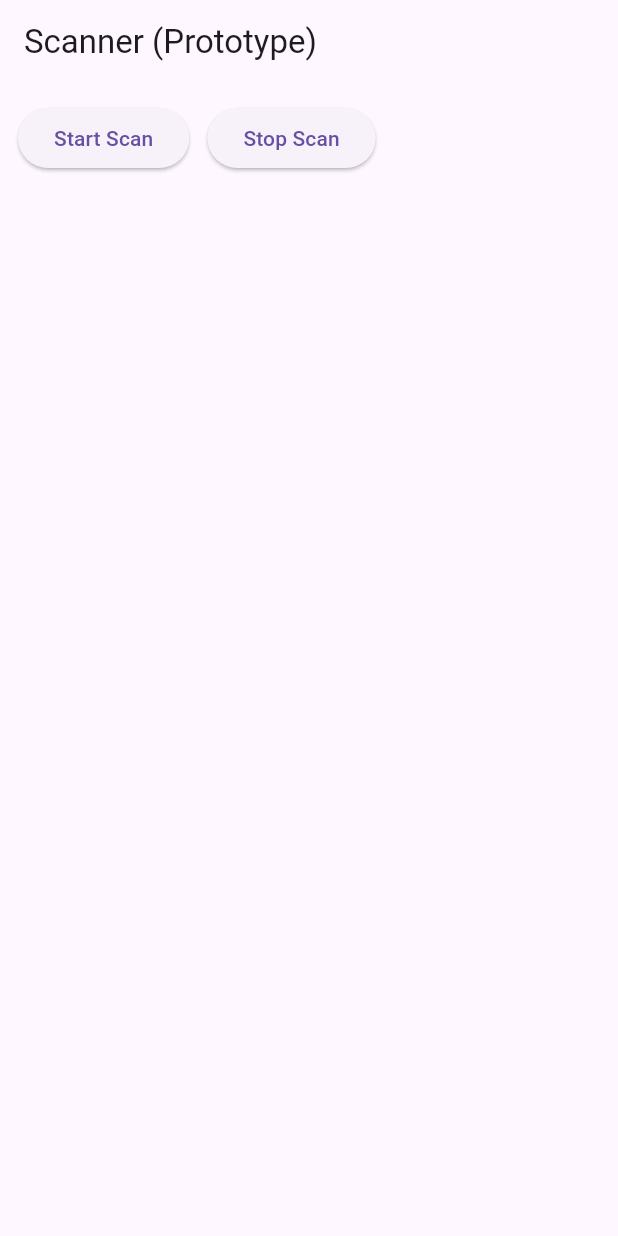
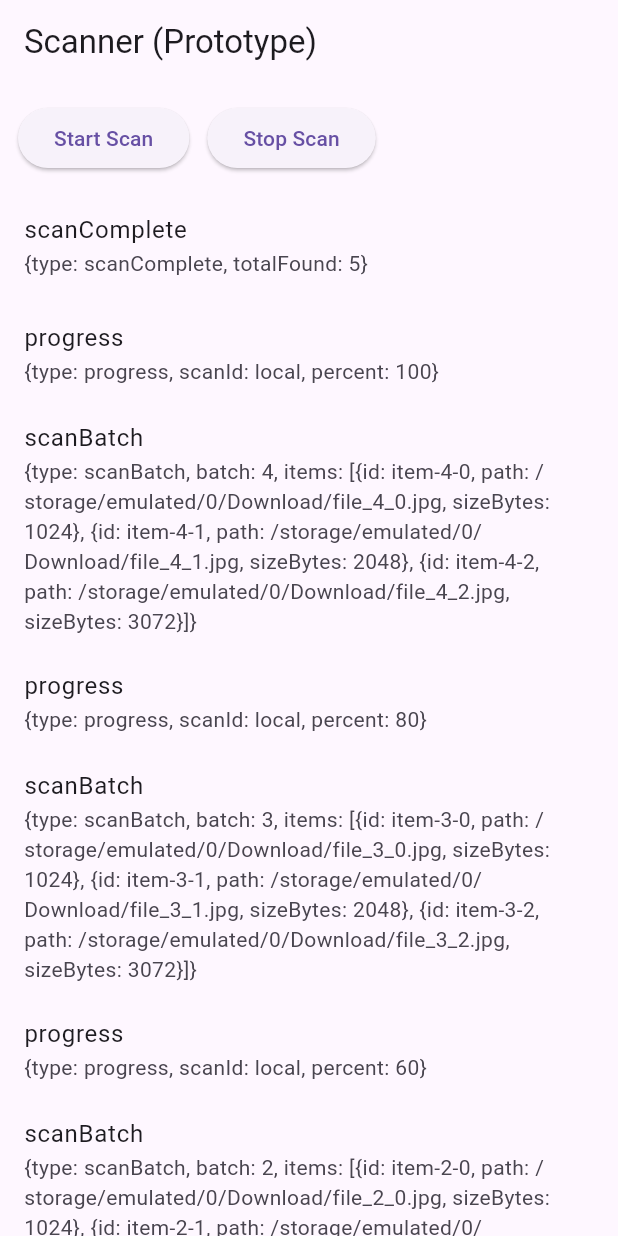
Before and after one commit to Hermit-commits-code/Storage-Sentinel, a Flutter app: the screen it shows after launch, on a phone screen of 412 x 824 dp. Run offline on Flutter 3.47's test engine with Material 3 defaults, Android fonts, the phone set to English and light mode, and no system bars.

Commit message:
feat(flutter): fallback mock event stream for local UI dev

```diff
--- a/flutter_app/lib/main.dart
+++ b/flutter_app/lib/main.dart
@@ -1,5 +1,6 @@
 import 'dart:async';
 import 'dart:convert';
+
 import 'package:flutter/material.dart';
 import 'package:flutter/services.dart';
 
@@ -28,7 +29,8 @@ class ScannerHome extends StatefulWidget {
 }
 
 class _ScannerHomeState extends State<ScannerHome> {
-  static const methodChannel = MethodChannel('com.storagesentinel/scan_commands');
+  static const methodChannel =
+      MethodChannel('com.storagesentinel/scan_commands');
   static const eventChannel = EventChannel('com.storagesentinel/scan_events');
 
   final List<Map<String, dynamic>> _events = [];
@@ -37,13 +39,31 @@ class _ScannerHomeState extends State<ScannerHome> {
   @override
   void initState() {
     super.initState();
-    _eventsSub = eventChannel.receiveBroadcastStream().listen(_onEvent, onError: _onError);
+    // Try to listen to platform EventChannel; if no events arrive within a short
+    // timeout we fall back to a local mock stream so the Flutter UI can be
+    // developed independently of the Android host.
+    bool gotFirstEvent = false;
+    final timeout = Duration(seconds: 2);
+    _eventsSub = eventChannel.receiveBroadcastStream().listen((e) {
+      gotFirstEvent = true;
+      _onEvent(e);
+    }, onError: _onError);
+
+    // If no platform events are received within timeout, start local mock emitter.
+    Future.delayed(timeout, () {
+      if (!gotFirstEvent) {
+        _eventsSub?.cancel();
+        _eventsSub = _mockEventStream().listen(_onEvent);
+      }
+    });
   }
 
   void _onEvent(dynamic e) {
     setState(() {
       try {
-        final m = e is String ? jsonDecode(e) as Map<String, dynamic> : Map<String, dynamic>.from(e);
+        final m = e is String
+            ? jsonDecode(e) as Map<String, dynamic>
+            : Map<String, dynamic>.from(e);
         _events.insert(0, m);
       } catch (err) {
         _events.insert(0, {'type': 'raw', 'payload': e.toString()});
@@ -59,7 +79,8 @@ class _ScannerHomeState extends State<ScannerHome> {
 
   Future<void> _startScan() async {
     try {
-      final resp = await methodChannel.invokeMethod('startScan', {'scanId': DateTime.now().millisecondsSinceEpoch.toString()});
+      final resp = await methodChannel.invokeMethod('startScan',
+          {'scanId': DateTime.now().millisecondsSinceEpoch.toString()});
       debugPrint('startScan resp: $resp');
     } catch (e) {
       debugPrint('startScan error: $e');
@@ -91,9 +112,11 @@ class _ScannerHomeState extends State<ScannerHome> {
             padding: const EdgeInsets.all(12.0),
             child: Row(
               children: [
-                ElevatedButton(onPressed: _startScan, child: const Text('Start Scan')),
+                ElevatedButton(
+                    onPressed: _startScan, child: const Text('Start Scan')),
                 const SizedBox(width: 12),
-                ElevatedButton(onPressed: _stopScan, child: const Text('Stop Scan')),
+                ElevatedButton(
+                    onPressed: _stopScan, child: const Text('Stop Scan')),
               ],
             ),
           ),
@@ -104,7 +127,9 @@ class _ScannerHomeState extends State<ScannerHome> {
                 final e = _events[idx];
                 return ListTile(
                   title: Text(e['type']?.toString() ?? 'event'),
-                  subtitle: Text(e.containsKey('message') ? e['message'] : (e['category']?.toString() ?? e.toString())),
+                  subtitle: Text(e.containsKey('message')
+                      ? e['message']
+                      : (e['category']?.toString() ?? e.toString())),
                 );
               },
             ),
@@ -114,3 +139,20 @@ class _ScannerHomeState extends State<ScannerHome> {
     );
   }
 }
+
+// Local mock event stream that mirrors the JSON shape emitted by the Kotlin stub.
+Stream<Map<String, dynamic>> _mockEventStream() async* {
+  int batch = 0;
+  while (batch < 5) {
+    final items = List.generate(3, (i) => {
+      'id': 'item-${batch}-$i',
+      'path': '/storage/emulated/0/Download/file_${batch}_$i.jpg',
+      'sizeBytes': (i + 1) * 1024
+    });
+    yield {'type': 'scanBatch', 'batch': batch, 'items': items};
+    yield {'type': 'progress', 'scanId': 'local', 'percent': ((batch + 1) * 20).clamp(0, 100)};
+    await Future.delayed(Duration(seconds: 1));
+    batch++;
+  }
+  yield {'type': 'scanComplete', 'totalFound': 5};
+}
```
